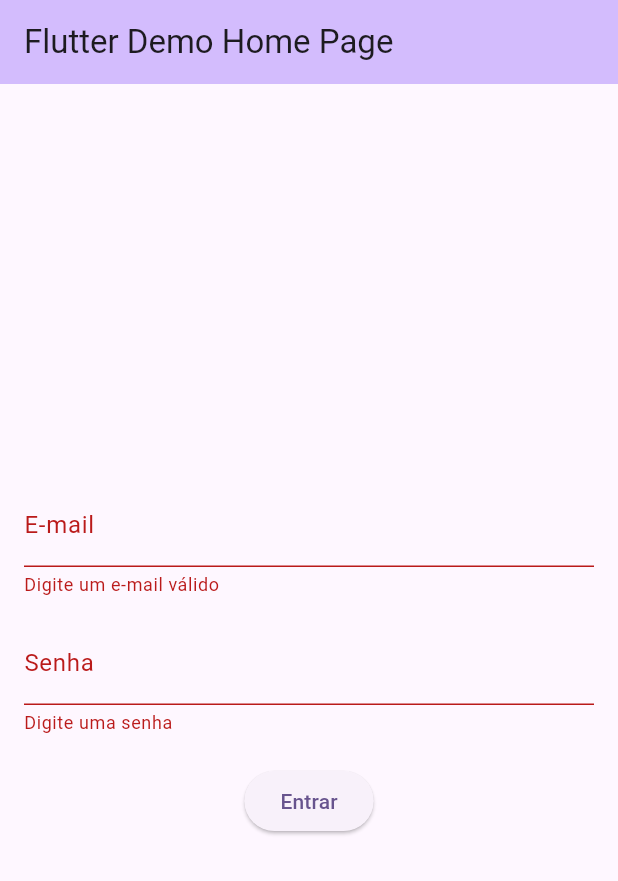
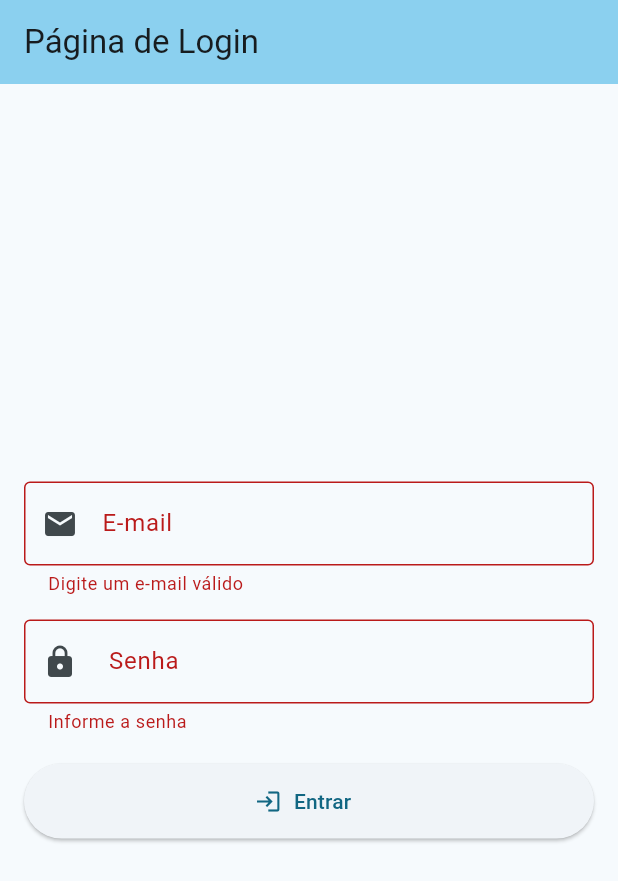
Before and after one commit to AriKed/Atividade-Armazenamento-Seguro, a Flutter app: the screen it shows after launch, after a tap on "Entrar", on a phone screen of 412 x 824 dp. Shown: the top 881 px of the screen. Run offline on Flutter 3.47's test engine with Material 3 defaults, Android fonts, the phone set to English and light mode, and no system bars; our stand-ins replace flutter_secure_storage, shared_preferences.

Commit message:
Atualizações

```diff
--- a/lib/main.dart
+++ b/lib/main.dart
@@ -11,11 +11,9 @@ class MyApp extends StatelessWidget {
   @override
   Widget build(BuildContext context) {
     return MaterialApp(
-      title: 'Flutter Demo',
-      theme: ThemeData(
-        colorScheme: ColorScheme.fromSeed(seedColor: Colors.deepPurple),
-      ),
-      home: const MyHomePage(title: 'Flutter Demo Home Page'),
+      title: 'Login Seguro',
+      theme: ThemeData(useMaterial3: true, colorSchemeSeed: Colors.blueGrey),
+      home: const MyHomePage(title: "Página de Login"),
       );
   }
 }
@@ -36,13 +34,13 @@ class _MyHomePageState extends State<MyHomePage> {
 
   Future<String?> simulateLogin(String email, String password) async {
     // Simulando o login: se a senha for "123456", retorna o token "abc123"
-    if (password == '123456') {
+    if (password == 'ArianeKedma') {
       return 'abc123'; // Token fictício
     }
     return null; // Login falhou
   }
 
-  void _handleLogin() async {
+  void _simulateLogin() async {
     if (_formKey.currentState!.validate()) {
       final email = _emailController.text;
       final password = _passwordController.text;
@@ -75,16 +73,21 @@ class _MyHomePageState extends State<MyHomePage> {
         backgroundColor: Theme.of(context).colorScheme.inversePrimary,
         title: Text(widget.title),
       ),
-      body: Padding(
+      body: Center(
+        child: SingleChildScrollView(
           padding: const EdgeInsets.all(16.0),
           child: Form(
             key: _formKey,
             child: Column(
-            mainAxisAlignment: MainAxisAlignment.center,
+              mainAxisSize: MainAxisSize.min,
               children: <Widget>[
                 TextFormField(
                   controller: _emailController,
-                decoration: const InputDecoration(labelText: 'E-mail'),
+                  decoration: const InputDecoration(
+                    labelText: 'E-mail',
+                    border: OutlineInputBorder(),
+                    prefixIcon: Icon(Icons.email),
+                    ),
                   keyboardType: TextInputType.emailAddress,
                   validator: (value) {
                     if (value == null || value.isEmpty || !value.contains('@')) {
@@ -96,21 +99,28 @@ class _MyHomePageState extends State<MyHomePage> {
                 const SizedBox(height: 16),
                 TextFormField(
                   controller: _passwordController,
-                decoration: const InputDecoration(labelText: 'Senha'),
+                  decoration: const InputDecoration(
+                    labelText: ' Senha',
+                    border: OutlineInputBorder(),
+                    prefixIcon: Icon(Icons.lock)
+                    ),
                   obscureText: true,
-                validator: (value) {
-                  if (value == null || value.isEmpty) {
-                    return 'Digite uma senha';
-                  }
-                  return null;
-                },
+                  validator: (value) =>
+                  (value != null && value.isNotEmpty)
+                  ? null
+                  : 'Informe a senha',
                 ),
                 const SizedBox(height: 20),
-              ElevatedButton(
-                onPressed: _handleLogin,
-                child: const Text('Entrar'),
+                ElevatedButton.icon(
+                  onPressed: _simulateLogin,
+                  icon: const Icon(Icons.login),
+                  label: const Text('Entrar'),
+                  style: ElevatedButton.styleFrom(
+                      minimumSize: const Size.fromHeight(50),
+                  ),
                 ),
               ],
+            ),
           ),
         ),
       ),
```
Also changed, not shown: lib/tela.dart (+12 -19 lines). Lines whose indentation alone changed are shown as unchanged.
